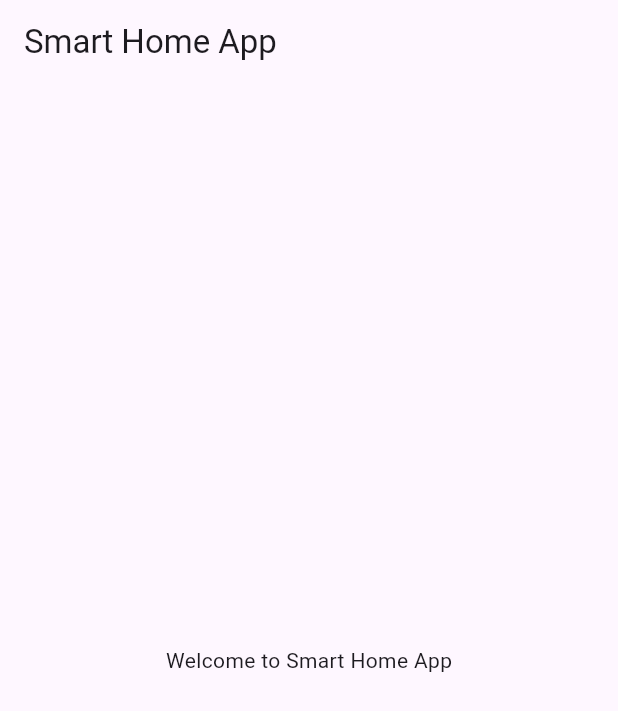
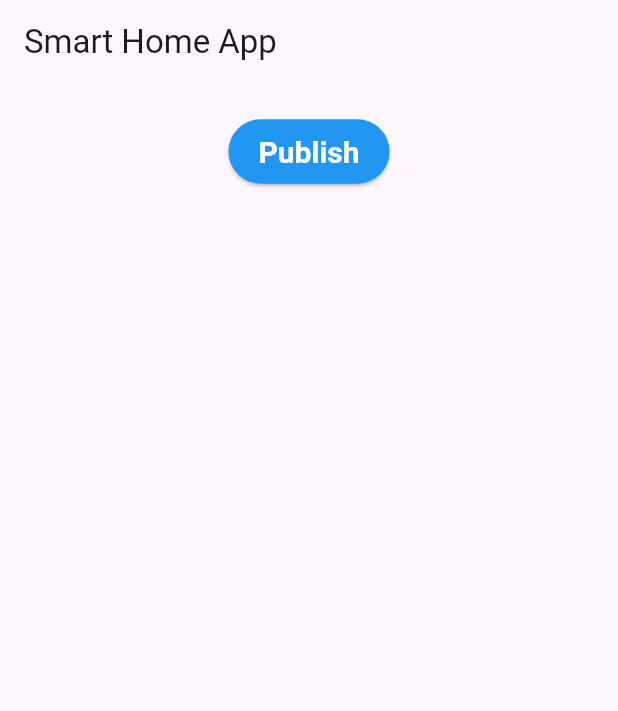
Before and after one commit to faisal-abdelnase/Smart_Home_App, a Flutter app: the screen it shows after launch, on a phone screen of 412 x 824 dp. Shown: the top 711 px of the screen. Run offline on Flutter 3.47's test engine with Material 3 defaults, Android fonts, the phone set to English and light mode, and no system bars; missing offline and left inert: mqtt_client.

Commit message:
add button to puplish data

```diff
--- a/lib/main.dart
+++ b/lib/main.dart
@@ -28,17 +28,40 @@ void main() {
       log('Failed to connect, status is ${value.state}')
     }
   });
-  runApp(const SmartHomeApp());
+  runApp(SmartHomeApp(client: client));
 }
 
 class SmartHomeApp extends StatefulWidget {
-  const SmartHomeApp({super.key});
+  const SmartHomeApp({super.key, required this.client});
+  final MqttServerClient client;
+
+
 
   @override
   State<SmartHomeApp> createState() => _SmartHomeAppState();
 }
 
 class _SmartHomeAppState extends State<SmartHomeApp> {
+
+
+  String data = "";
+
+
+  @override
+  void initState() {
+    widget.client.updates!.listen((List<MqttReceivedMessage<MqttMessage?>> c) {
+
+        setState(() {
+          MqttPublishMessage recMess = c[0].payload as MqttPublishMessage;
+          String pt = MqttPublishPayload.bytesToStringAsString(recMess.payload.message);
+          data = pt;
+        });
+
+        log('Received message:$data from topic: ${c[0].topic}>');
+      });
+    super.initState();
+  }
+
   @override
   Widget build(BuildContext context) {
     return MaterialApp(
@@ -47,8 +70,30 @@ class _SmartHomeAppState extends State<SmartHomeApp> {
         appBar: AppBar(
           title: const Text("Smart Home App"),
         ),
-        body: const Center(
-          child: Text("Welcome to Smart Home App"),
+        body: Center(
+          child: Column(
+            children: [
+              Text(data, style: TextStyle(color: Colors.red),),
+
+              ElevatedButton(
+                style: ElevatedButton.styleFrom(
+                  backgroundColor: Colors.blue,
+                  foregroundColor: Colors.white,
+                  padding: const EdgeInsets.symmetric(horizontal: 20, vertical: 10),
+                  textStyle: const TextStyle(
+                    fontSize: 20,
+                    fontWeight: FontWeight.bold
+                  )
+                ),
+                onPressed: (){
+                  MqttClientPayloadBuilder builder = MqttClientPayloadBuilder();
+                  widget.client.publishMessage("test/flutter", MqttQos.atMostOnce, builder.addString("Hello from Flutter2").payload!);
+
+                },
+                child: const Text("Publish")
+              )
+            ],
+          ),
         ),
       ),
     );
```
